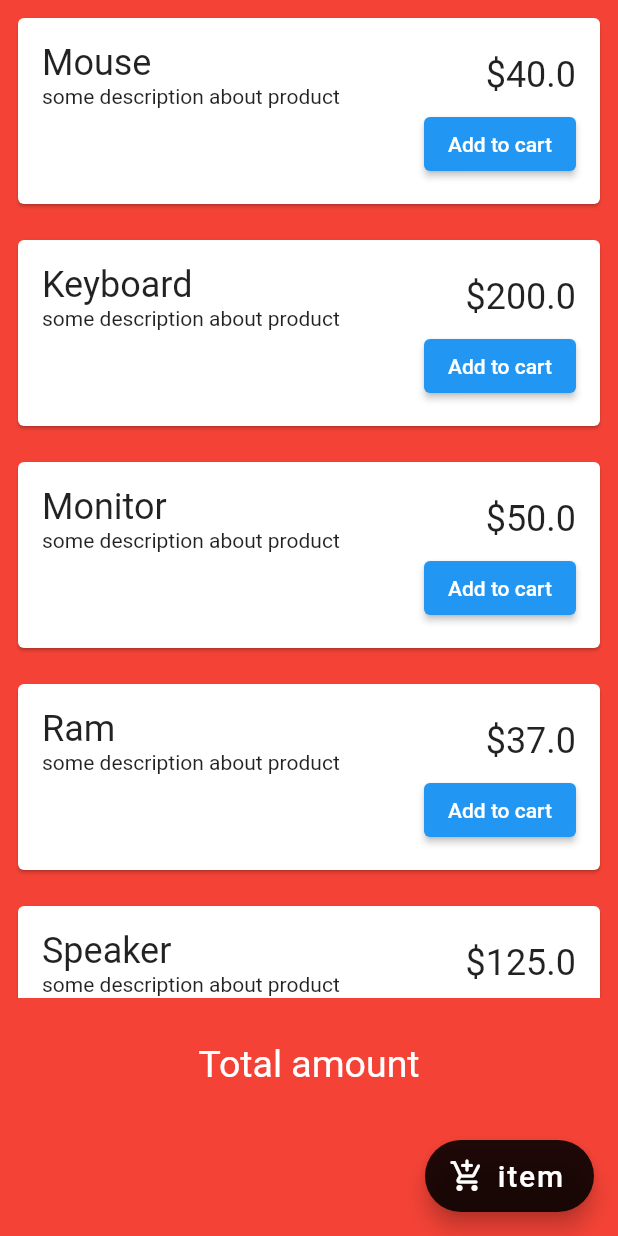
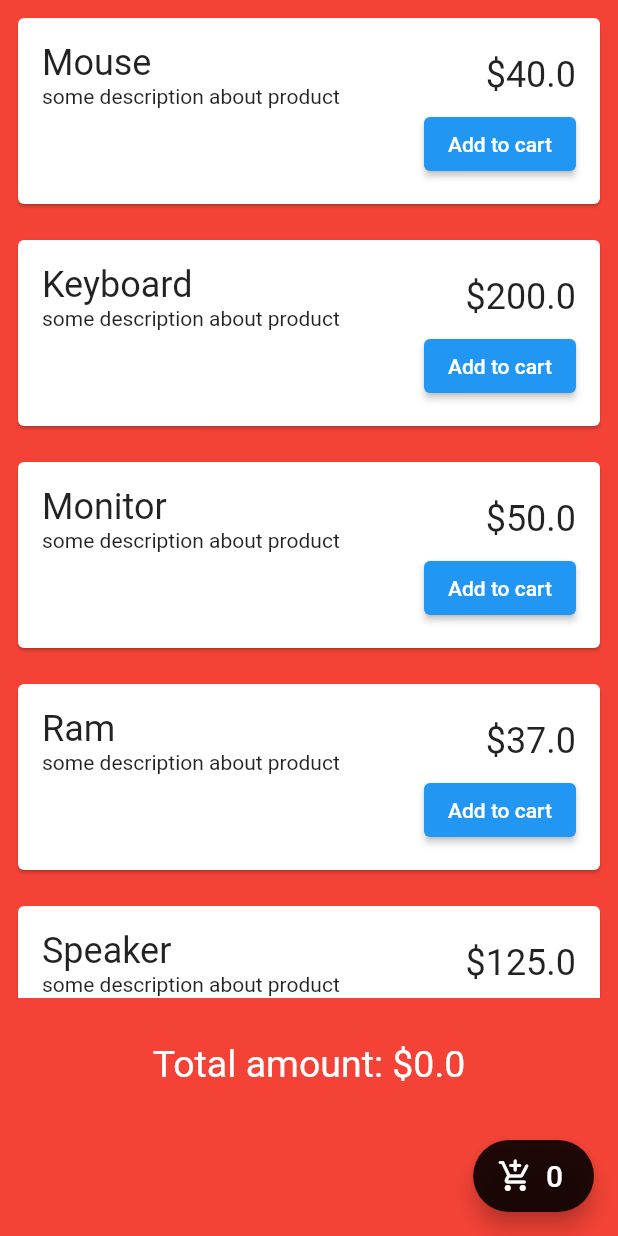
Before and after one commit to bonjin-app/Flutter, a Flutter app: the screen it shows after launch, on a phone screen of 412 x 824 dp. Run offline on Flutter 3.47's test engine with Material 2 defaults, Android fonts, the phone set to English and light mode, and no system bars; our stand-ins replace cached_network_image, camera, firebase_auth, firebase_core, fl_chart, flutter_svg and 4 more; missing offline and left inert: app_settings, flutter_sms, html_editor_enhanced; accounts and stored records are empty.

Commit message:
Add CardController

```diff
--- /dev/null
+++ b/getx/lib/controller/cart_controller.dart
@@ -0,0 +1,18 @@
+import 'package:get/get.dart';
+import 'package:get/get_state_manager/get_state_manager.dart';
+import 'package:getx/model/product.dart';
+
+class CartController extends GetxController {
+  var cartItems = <Product>[].obs;
+  double get totalPrice => cartItems.fold(0, (previousValue, element) => previousValue + element.price);
+  int get count => cartItems.length;
+
+  @override
+  void onInit() {
+    super.onInit();
+  }
+
+  void addToItem(Product product) {
+    cartItems.add(product);
+  }
+}
--- a/getx/lib/view/shopping_page.dart
+++ b/getx/lib/view/shopping_page.dart
@@ -1,11 +1,13 @@
 import 'package:flutter/material.dart';
 import 'package:get/get.dart';
+import 'package:getx/controller/cart_controller.dart';
 
 import '../controller/shopping_controller.dart';
 
 class ShoppingPage extends StatelessWidget {
   ShoppingPage({Key? key}) : super(key: key);
   final shoppingController = Get.put(ShoppingController());
+  final cartController = Get.put(CartController());
 
   @override
   Widget build(BuildContext context) {
@@ -16,7 +18,8 @@ class ShoppingPage extends StatelessWidget {
           children: [
             Expanded(
               child: GetX<ShoppingController>(builder: (controller) {
-                return ListView.builder(
+                return Scrollbar(
+                  child: ListView.builder(
                     itemCount: controller.products.length,
                     itemBuilder: (context, index) {
                       return Card(
@@ -47,7 +50,9 @@ class ShoppingPage extends StatelessWidget {
                                 ],
                               ),
                               ElevatedButton(
-                              onPressed: () {},
+                                onPressed: () {
+                                  cartController.addToItem(controller.products[index]);
+                                },
                                 child: Text('Add to cart'),
                               ),
                             ],
@@ -55,15 +60,20 @@ class ShoppingPage extends StatelessWidget {
                         ),
                       );
                     },
+                  ),
                 );
               }),
             ),
             SizedBox(
               height: 30,
             ),
-            Text(
-              'Total amount',
+            GetX<CartController>(
+              builder: (controller) {
+                return Text(
+                  'Total amount: \$${controller.totalPrice}',
                   style: TextStyle(fontSize: 25, color: Colors.white),
+                );
+              }
             ),
             SizedBox(height: 100,)
           ],
@@ -71,11 +81,15 @@ class ShoppingPage extends StatelessWidget {
       ),
       floatingActionButton: FloatingActionButton.extended(
         onPressed: () {},
-        label: Text(
-          'item',
+        label: GetX<CartController>(
+          builder: (controller) {
+            return Text(
+              '${controller.count}',
               style: TextStyle(
                 fontSize: 20,
               ),
+            );
+          }
         ),
         icon: Icon(Icons.add_shopping_cart_rounded),
         backgroundColor: Colors.black87,
```
Lines whose indentation alone changed are shown as unchanged.
